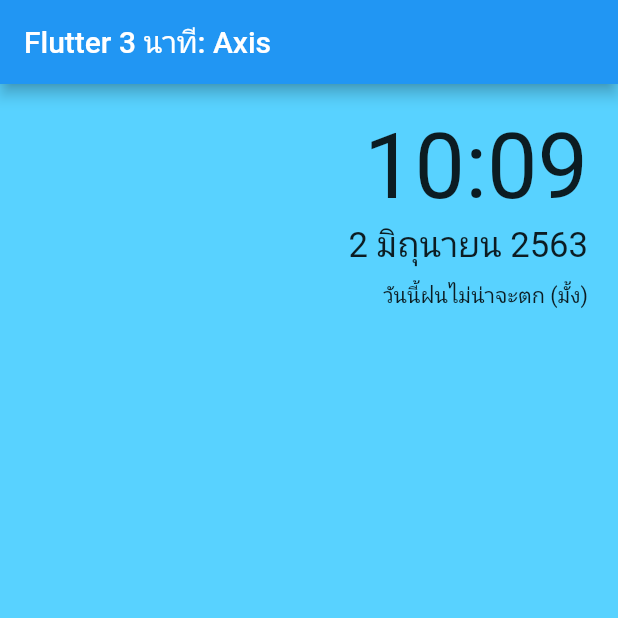
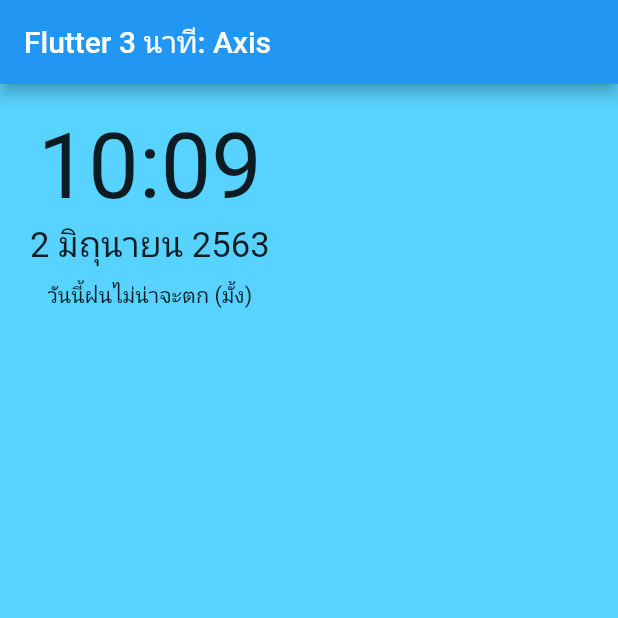
Before and after one commit to teerasej/nextflow-flutter-widget-today-row-column-axis, a Flutter app: the screen it shows after launch, on a phone screen of 412 x 824 dp, the top half of it. Run offline on Flutter 3.47's test engine with Material 2 defaults, Android fonts, the phone set to English and light mode, and no system bars.

Commit message:
clear for start

```diff
--- a/lib/main.dart
+++ b/lib/main.dart
@@ -38,10 +38,10 @@ class _MyHomePageState extends State<MyHomePage> {
         body: Container(
             padding: EdgeInsets.all(20),
             child: Row(
-              mainAxisAlignment: MainAxisAlignment.end,
+
               children: <Widget>[
                 Column(
-                  crossAxisAlignment: CrossAxisAlignment.end,
+
                   children: <Widget>[
                     Text(
                       '10:09',
```
